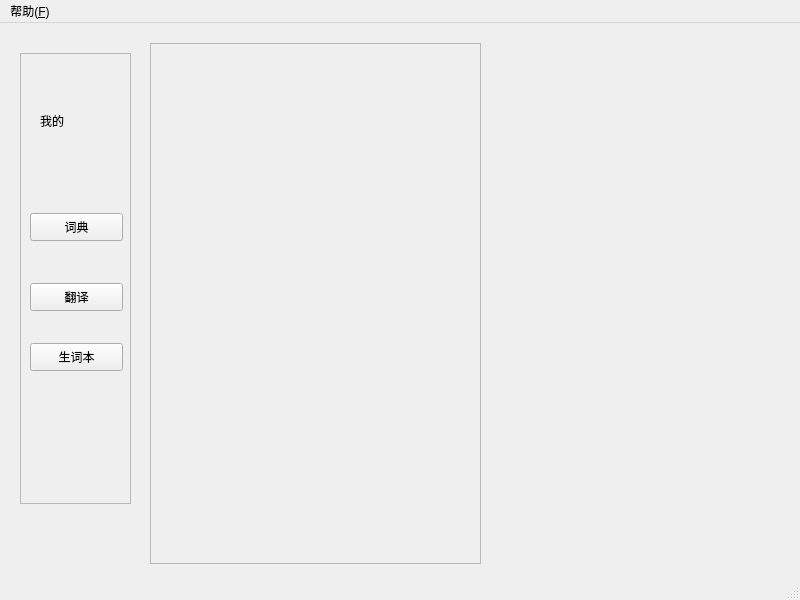
First picture: the form in PyGui/pyqt/resource/ui/dict.ui, repository Komari-Koshigaya/python-waddle, before the edit.
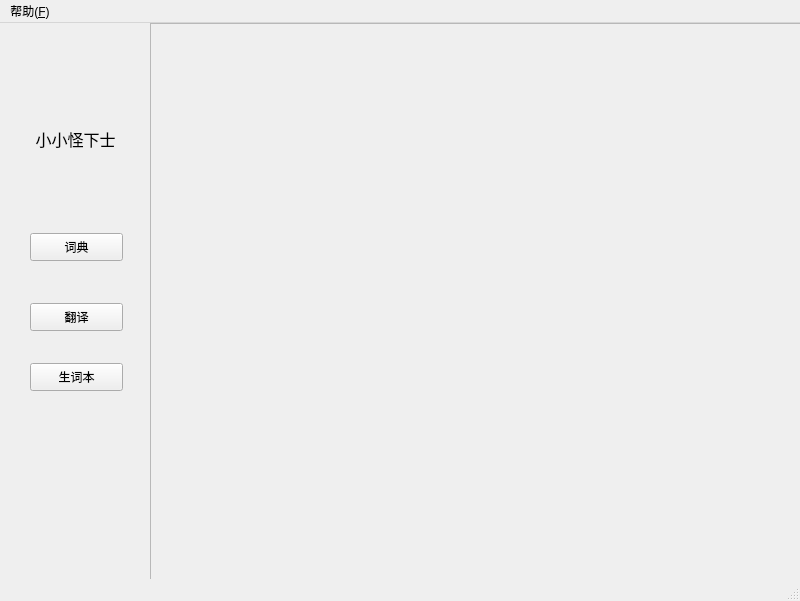
Second picture: the form after the edit.

Commit message: feat: add qss for button、label...

Patch:
```diff
--- a/PyGui/pyqt/resource/ui/dict.ui
+++ b/PyGui/pyqt/resource/ui/dict.ui
@@ -2,12 +2,18 @@
 <ui version="4.0">
  <class>MainWindow</class>
  <widget class="QMainWindow" name="MainWindow">
+  <property name="windowModality">
+   <enum>Qt::NonModal</enum>
+  </property>
+  <property name="enabled">
+   <bool>true</bool>
+  </property>
   <property name="geometry">
    <rect>
     <x>0</x>
     <y>0</y>
     <width>800</width>
-    <height>600</height>
+    <height>601</height>
    </rect>
   </property>
   <property name="windowTitle">
@@ -15,16 +21,19 @@
   </property>
   <widget class="QWidget" name="centralwidget">
    <widget class="QFrame" name="frame_nav">
+    <property name="enabled">
+     <bool>true</bool>
+    </property>
     <property name="geometry">
      <rect>
-      <x>20</x>
-      <y>30</y>
-      <width>111</width>
-      <height>451</height>
+      <x>0</x>
+      <y>0</y>
+      <width>151</width>
+      <height>571</height>
      </rect>
     </property>
     <property name="frameShape">
-     <enum>QFrame::StyledPanel</enum>
+     <enum>QFrame::NoFrame</enum>
     </property>
     <property name="frameShadow">
      <enum>QFrame::Raised</enum>
@@ -32,8 +41,8 @@
     <widget class="QPushButton" name="pushButton">
      <property name="geometry">
       <rect>
-       <x>10</x>
-       <y>160</y>
+       <x>30</x>
+       <y>210</y>
        <width>93</width>
        <height>28</height>
       </rect>
@@ -45,8 +54,8 @@
     <widget class="QPushButton" name="pushButton_2">
      <property name="geometry">
       <rect>
-       <x>10</x>
-       <y>230</y>
+       <x>30</x>
+       <y>280</y>
        <width>93</width>
        <height>28</height>
       </rect>
@@ -58,8 +67,8 @@
     <widget class="QPushButton" name="pushButton_3">
      <property name="geometry">
       <rect>
-       <x>10</x>
-       <y>290</y>
+       <x>30</x>
+       <y>340</y>
        <width>93</width>
        <height>28</height>
       </rect>
@@ -72,13 +81,37 @@
      <property name="geometry">
       <rect>
        <x>20</x>
-       <y>60</y>
-       <width>72</width>
-       <height>15</height>
+       <y>90</y>
+       <width>111</width>
+       <height>51</height>
       </rect>
      </property>
+     <property name="font">
+      <font>
+       <family>Agency FB</family>
+       <pointsize>12</pointsize>
+      </font>
+     </property>
+     <property name="layoutDirection">
+      <enum>Qt::LeftToRight</enum>
+     </property>
+     <property name="autoFillBackground">
+      <bool>false</bool>
+     </property>
      <property name="text">
-      <string>我的</string>
+      <string>小小怪下士</string>
+     </property>
+     <property name="scaledContents">
+      <bool>false</bool>
+     </property>
+     <property name="alignment">
+      <set>Qt::AlignCenter</set>
+     </property>
+     <property name="wordWrap">
+      <bool>false</bool>
+     </property>
+     <property name="openExternalLinks">
+      <bool>false</bool>
      </property>
     </widget>
    </widget>
@@ -86,9 +119,9 @@
     <property name="geometry">
      <rect>
       <x>150</x>
-      <y>20</y>
-      <width>331</width>
-      <height>521</height>
+      <y>0</y>
+      <width>651</width>
+      <height>571</height>
      </rect>
     </property>
     <property name="frameShape">
```
Left out of the diff: 13 changed lines with no effect on the pictures. The commit also changes 2 other files.
